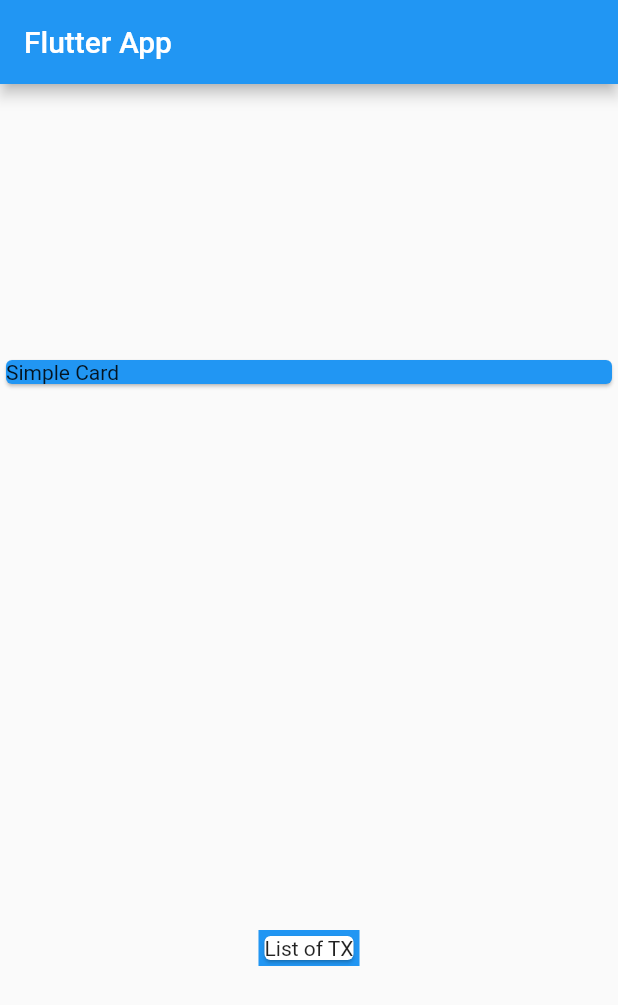
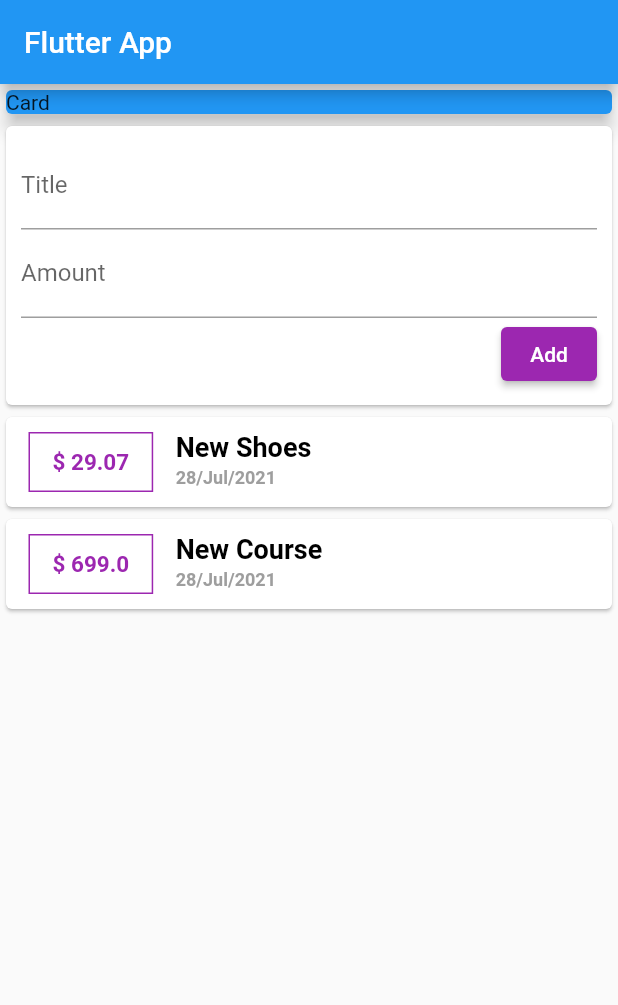
Before and after one commit to chidambararajab/flutter_expense_app, a Flutter app: the screen it shows after launch, on a phone screen of 412 x 824 dp. Shown: the top 1005 px of the screen. Run offline on Flutter 3.47's test engine with Material 2 defaults, Android fonts, the phone set to English and light mode, and no system bars.

Commit message:
Fetching User Input | Adding User Transaction List

```diff
--- a/lib/main.dart
+++ b/lib/main.dart
@@ -1,4 +1,5 @@
 import 'package:flutter/material.dart';
+import 'package:flutter_complete_guide/widgets/user_tansaction.dart';
 
 void main() => runApp(MyApp());
 
@@ -20,20 +21,17 @@ class MyHomePage extends StatelessWidget {
           title: Text('Flutter App'),
         ),
         body: Column(
-          mainAxisAlignment: MainAxisAlignment.spaceAround,
+          mainAxisAlignment: MainAxisAlignment.start,
           crossAxisAlignment: CrossAxisAlignment.center,
-          children: [
+          children: <Widget>[
             Container(
                 width: double.infinity,
                 child: Card(
                   color: Colors.blue,
-                  child: Text('Simple Card'),
+                  child: Text('Card'),
+                  elevation: 5,
                 )),
-            Container(
-                color: Colors.blue,
-                child: Card(
-                  child: Text('List of TX'),
-                ))
+            UserTransaction(),
           ],
         ));
   }
--- /dev/null
+++ b/lib/models/transaction.dart
@@ -0,0 +1,14 @@
+import 'package:flutter/cupertino.dart';
+
+class Transaction {
+  final String id;
+  final String title;
+  final double amount;
+  final DateTime date;
+
+  Transaction(
+      {@required this.id,
+      @required this.title,
+      @required this.amount,
+      @required this.date});
+}
--- /dev/null
+++ b/lib/widgets/new_transaction.dart
@@ -0,0 +1,53 @@
+import 'package:flutter/material.dart';
+
+import '../models/transaction.dart';
+
+class NewTransaction extends StatelessWidget {
+  final titleController = TextEditingController();
+  final amountController = TextEditingController();
+  // String titleInput;
+  // String amountInput;
+  final Function _addNewTransaction;
+  NewTransaction(this._addNewTransaction);
+
+  @override
+  Widget build(BuildContext context) {
+    return Card(
+      elevation: 1,
+      child: Container(
+        padding: EdgeInsets.all(10),
+        child: Column(
+          crossAxisAlignment: CrossAxisAlignment.end,
+          children: <Widget>[
+            TextField(
+              decoration: InputDecoration(
+                labelText: 'Title',
+              ),
+              controller: titleController,
+              // onChanged: (value) => titleInput = value,
+            ),
+            TextField(
+              decoration: InputDecoration(
+                labelText: 'Amount',
+              ),
+              controller: amountController,
+              // onChanged: (value) {
+              //   amountInput = value;
+              // },
+            ),
+            ElevatedButton(
+              style: ButtonStyle(
+                backgroundColor: MaterialStateProperty.all(Colors.purple),
+              ),
+              onPressed: () {
+                _addNewTransaction(
+                    titleController.text, double.parse(amountController.text));
+              },
+              child: Text('Add'),
+            )
+          ],
+        ),
+      ),
+    );
+  }
+}
--- /dev/null
+++ b/lib/widgets/transaction_list.dart
@@ -0,0 +1,72 @@
+import 'package:flutter/material.dart';
+import 'package:intl/intl.dart';
+import '../models/transaction.dart';
+
+class TransactionList extends StatelessWidget {
+  final List<Transaction> transactions;
+  TransactionList(this.transactions);
+  @override
+  Widget build(BuildContext context) {
+    return Container(
+      child: Column(children: <Widget>[
+        ...(transactions)
+            .map(
+              (transaction) => Card(
+                  child: Row(
+                children: <Widget>[
+                  Container(
+                    margin: EdgeInsets.symmetric(
+                      vertical: 10,
+                      horizontal: 15,
+                    ),
+                    padding: EdgeInsets.symmetric(
+                      vertical: 10,
+                      horizontal: 15,
+                    ),
+                    decoration: BoxDecoration(
+                        border: Border.all(
+                      color: Colors.purple,
+                      width: 1,
+                    )),
+                    child: Text(
+                      '\$ ${transaction.amount}',
+                      style: TextStyle(
+                        fontWeight: FontWeight.bold,
+                        fontSize: 15,
+                        color: Colors.purple,
+                      ),
+                    ),
+                  ),
+                  Column(
+                    crossAxisAlignment: CrossAxisAlignment.start,
+                    children: <Widget>[
+                      Text(
+                        transaction.title,
+                        style: TextStyle(
+                          fontWeight: FontWeight.bold,
+                          fontSize: 18,
+                          color: Colors.black,
+                        ),
+                      ),
+                      Container(
+                        margin:
+                            EdgeInsets.symmetric(horizontal: 0, vertical: 3),
+                        child: Text(
+                          DateFormat('dd/MMM/yyyy').format(transaction.date),
+                          style: TextStyle(
+                            fontWeight: FontWeight.bold,
+                            fontSize: 12,
+                            color: Colors.grey,
+                          ),
+                        ),
+                      ),
+                    ],
+                  )
+                ],
+              )),
+            )
+            .toList(),
+      ]),
+    );
+  }
+}
--- /dev/null
+++ b/lib/widgets/user_tansaction.dart
@@ -0,0 +1,50 @@
+import 'package:flutter/material.dart';
+
+import './new_transaction.dart';
+import './transaction_list.dart';
+import '../models/transaction.dart';
+
+class UserTransaction extends StatefulWidget {
+  @override
+  _UserTransactionState createState() => _UserTransactionState();
+}
+
+class _UserTransactionState extends State<UserTransaction> {
+  final List<Transaction> _userTransactions = [
+    Transaction(
+      id: 't1',
+      title: 'New Shoes',
+      amount: 29.07,
+      date: DateTime.now(),
+    ),
+    Transaction(
+      id: 't2',
+      title: 'New Course',
+      amount: 699,
+      date: DateTime.now(),
+    )
+  ];
+
+  void _addNewTransaction(String txTitle, double txAmount) {
+    final newTx = Transaction(
+      title: txTitle,
+      amount: txAmount,
+      date: DateTime.now(),
+      id: DateTime.now().toString(),
+    );
+
+    setState(() {
+      _userTransactions.add(newTx);
+    });
+  }
+
+  @override
+  Widget build(BuildContext context) {
+    return Column(
+      children: <Widget>[
+        NewTransaction(_addNewTransaction),
+        TransactionList(_userTransactions),
+      ],
+    );
+  }
+}
--- a/pubspec.yaml
+++ b/pubspec.yaml
@@ -23,6 +23,7 @@ environment:
 dependencies:
   flutter:
     sdk: flutter
+  intl: ^0.15.8
 
 
   # The following adds the Cupertino Icons font to your application.
```
Also changed, not shown: pubspec.lock, 1 other file.
